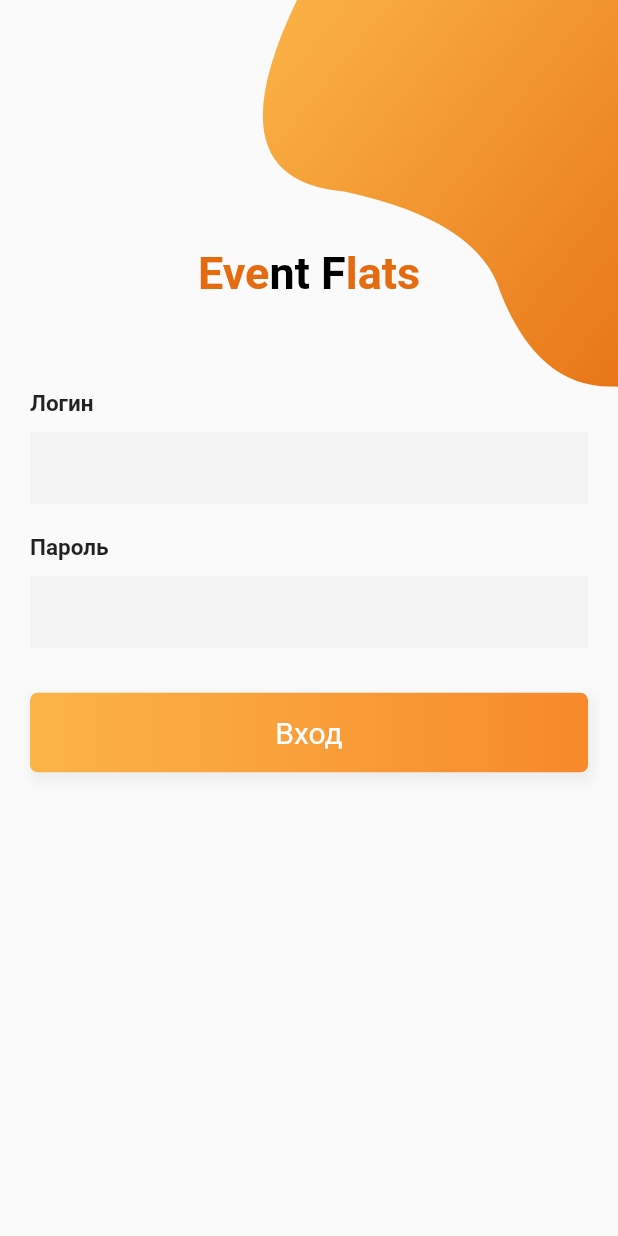
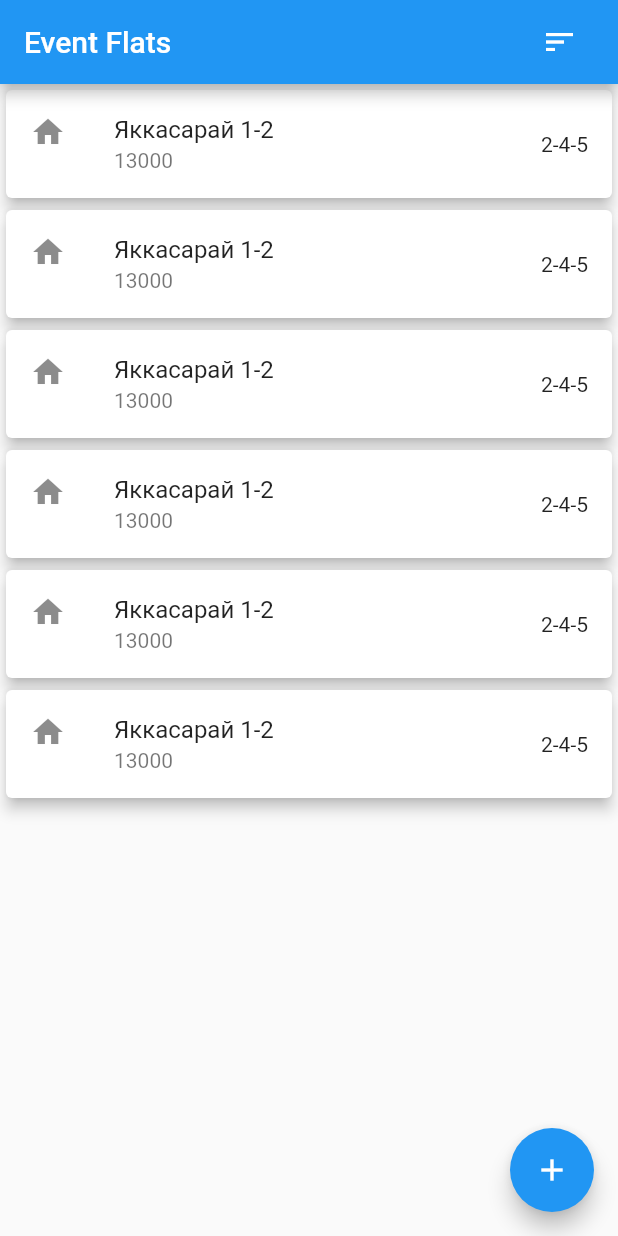
Before and after one commit to dmitriyl99/event_flats, a Flutter app: the LoginScreen screen opened by its route, after a tap on "Вход", on a phone screen of 412 x 824 dp. Run offline on Flutter 3.47's test engine with Material 2 defaults, Android fonts, the light colour scheme and no system bars.

Commit message:
Move to view folder

```diff
--- a/lib/main.dart
+++ b/lib/main.dart
@@ -1,4 +1,6 @@
-import 'package:event_flats/screens/login.screen.dart';
+import 'package:event_flats/view/resources/colors.dart';
+import 'package:event_flats/view/screens/flats/list.screen.dart';
+import 'package:event_flats/view/screens/login.screen.dart';
 import 'package:flutter/material.dart';
 
 void main() {
@@ -12,9 +14,12 @@ class MyApp extends StatelessWidget {
       title: 'Event Flats',
       debugShowCheckedModeBanner: false,
       theme: ThemeData(
-        primarySwatch: Colors.blue,
+        primarySwatch: AppColors.primaryColor,
       ),
-      routes: {LoginScreen.route: (context) => new LoginScreen()},
+      routes: {
+        LoginScreen.route: (context) => new LoginScreen(),
+        FlatsListScreen.route: (context) => new FlatsListScreen()
+      },
       initialRoute: LoginScreen.route,
     );
   }
--- /dev/null
+++ b/lib/view/screens/flats/list.screen.dart
@@ -0,0 +1,88 @@
+import 'package:flutter/cupertino.dart';
+import 'package:flutter/material.dart';
+
+class FlatsListScreen extends StatelessWidget {
+  static const String route = '/flats';
+  const FlatsListScreen({Key? key}) : super(key: key);
+
+  @override
+  Widget build(BuildContext context) {
+    return Scaffold(
+      appBar: AppBar(
+        actions: [
+          Padding(
+            padding: EdgeInsets.only(right: 15),
+            child: IconButton(onPressed: () {}, icon: Icon(Icons.sort)),
+          )
+        ],
+        title: Text('Event Flats'),
+      ),
+      floatingActionButton: FloatingActionButton(
+        onPressed: () {},
+        child: Icon(Icons.add),
+      ),
+      body: ListView(children: [
+        Card(
+          elevation: 4,
+          child: ListTile(
+            leading: Icon(Icons.home),
+            onTap: () {},
+            title: Text('Яккасарай 1-2'),
+            subtitle: Text('13000'),
+            trailing: Text('2-4-5'),
+          ),
+        ),
+        Card(
+          elevation: 4,
+          child: ListTile(
+            leading: Icon(Icons.home),
+            onTap: () {},
+            title: Text('Яккасарай 1-2'),
+            subtitle: Text('13000'),
+            trailing: Text('2-4-5'),
+          ),
+        ),
+        Card(
+          elevation: 4,
+          child: ListTile(
+            leading: Icon(Icons.home),
+            onTap: () {},
+            title: Text('Яккасарай 1-2'),
+            subtitle: Text('13000'),
+            trailing: Text('2-4-5'),
+          ),
+        ),
+        Card(
+          elevation: 4,
+          child: ListTile(
+            leading: Icon(Icons.home),
+            onTap: () {},
+            title: Text('Яккасарай 1-2'),
+            subtitle: Text('13000'),
+            trailing: Text('2-4-5'),
+          ),
+        ),
+        Card(
+          elevation: 4,
+          child: ListTile(
+            leading: Icon(Icons.home),
+            onTap: () {},
+            title: Text('Яккасарай 1-2'),
+            subtitle: Text('13000'),
+            trailing: Text('2-4-5'),
+          ),
+        ),
+        Card(
+          elevation: 4,
+          child: ListTile(
+            leading: Icon(Icons.home),
+            onTap: () {},
+            title: Text('Яккасарай 1-2'),
+            subtitle: Text('13000'),
+            trailing: Text('2-4-5'),
+          ),
+        ),
+      ]),
+    );
+  }
+}
--- a/lib/screens/login.screen.dart
+++ b/lib/view/screens/login.screen.dart
@@ -1,4 +1,4 @@
-import 'package:event_flats/ui/bezier_container.dart';
+import 'package:event_flats/view/ui/bezier_container.dart';
 import 'package:flutter/material.dart';
 
 class LoginScreen extends StatelessWidget {
@@ -32,7 +32,10 @@ class LoginScreen extends StatelessWidget {
 
   Widget _submitButton(BuildContext context) {
     return InkWell(
-      onTap: () {},
+      onTap: () {
+        Navigator.of(context)
+            .pushNamedAndRemoveUntil('/flats', (route) => false);
+      },
       child: Container(
         width: MediaQuery.of(context).size.width,
         padding: EdgeInsets.symmetric(vertical: 15),
```
Also changed, not shown: lib/view/ui/bezier_container.dart (renamed from lib/ui/bezier_container.dart), lib/view/ui/custom_clipper.dart (renamed from lib/ui/custom_clipper.dart).
